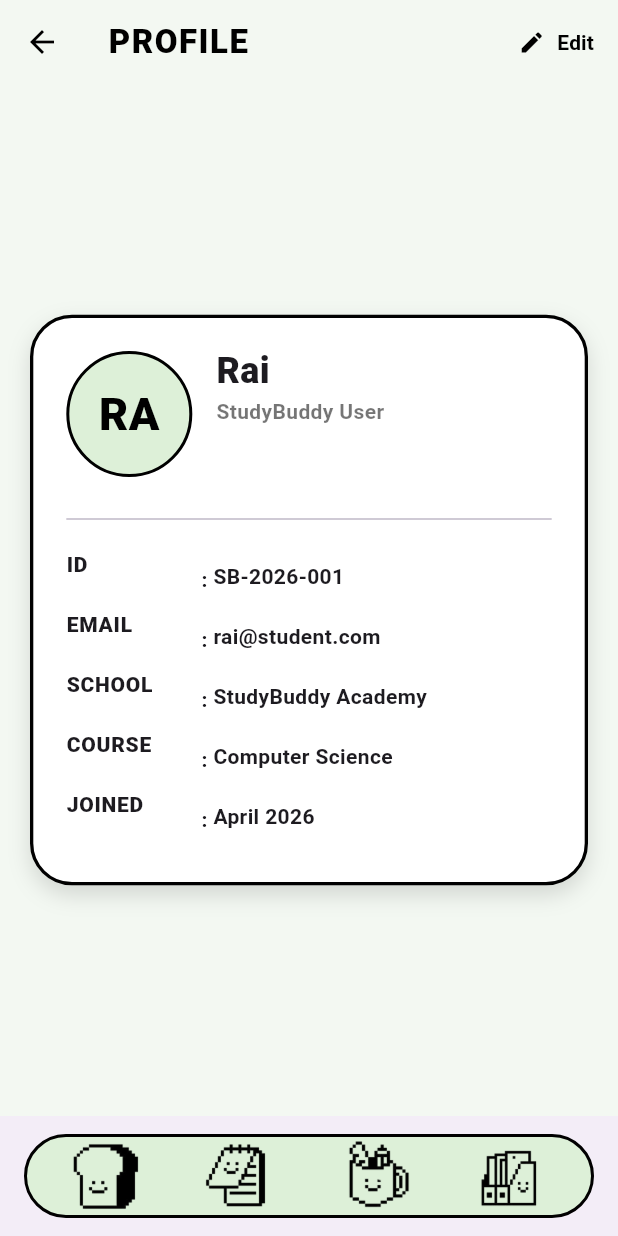
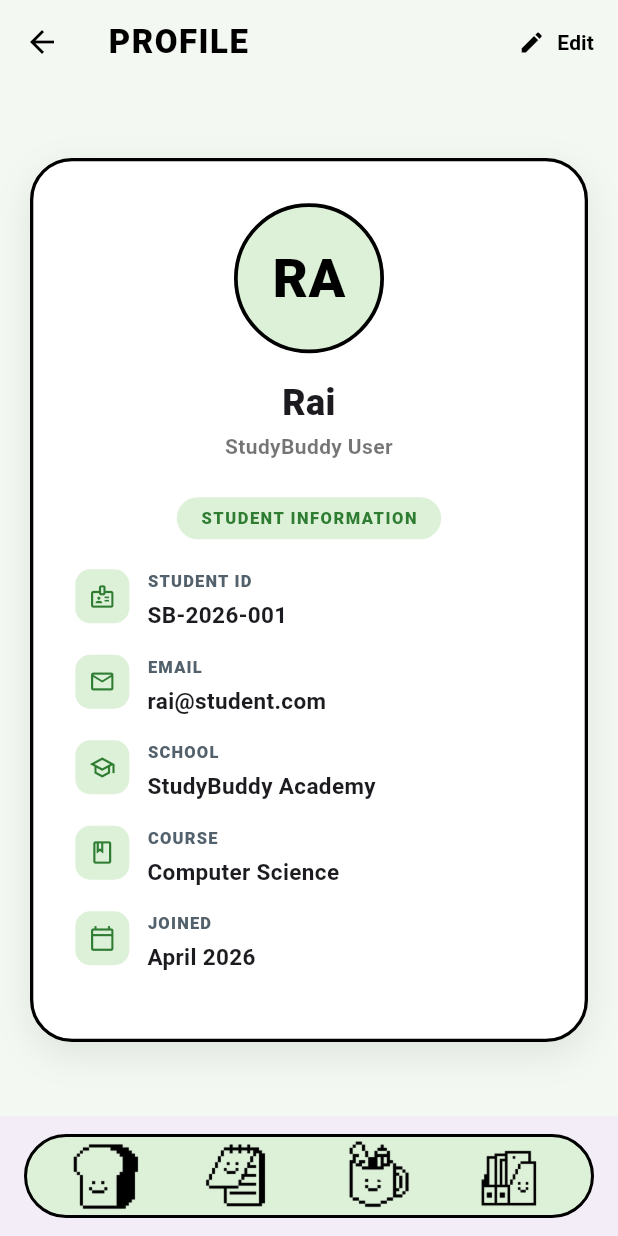
Before and after one commit to rrai23/StudyBuddy, a Flutter app: the ProfilePage screen opened directly, on a phone screen of 412 x 824 dp. Run offline on Flutter 3.47's test engine with Material 3 defaults, Android fonts, the light colour scheme and no system bars; our stand-ins replace google_fonts, hive, hive_flutter, image_picker; accounts and stored records are empty.

Commit message:
modified the profile page

```diff
--- a/studybuddy/lib/screens/profile.dart
+++ b/studybuddy/lib/screens/profile.dart
@@ -14,12 +14,15 @@ class ProfilePage extends StatefulWidget {
   State<ProfilePage> createState() => _ProfilePageState();
 }
 
-class _ProfilePageState extends State<ProfilePage> {
+class _ProfilePageState extends State<ProfilePage> with SingleTickerProviderStateMixin {
   late final Box profileBox;
   final ImagePicker picker = ImagePicker();
 
   bool isEditing = false;
   String? profilePhotoBase64;
+
+  late AnimationController _animationController;
+  late Animation<double> _fadeAnimation;
 
   final TextEditingController nameController = TextEditingController();
   final TextEditingController roleController = TextEditingController();
@@ -34,6 +37,18 @@ class _ProfilePageState extends State<ProfilePage> {
     super.initState();
     profileBox = Hive.box('profileBox');
     _loadProfile();
+
+    _animationController = AnimationController(
+      vsync: this,
+      duration: const Duration(milliseconds: 600),
+    );
+    _fadeAnimation = Tween<double>(begin: 0.0, end: 1.0).animate(
+      CurvedAnimation(
+        parent: _animationController,
+        curve: Curves.easeOut,
+      ),
+    );
+    _animationController.forward();
   }
 
   @override
@@ -45,6 +60,7 @@ class _ProfilePageState extends State<ProfilePage> {
     schoolController.dispose();
     courseController.dispose();
     joinedController.dispose();
+    _animationController.dispose();
     super.dispose();
   }
 
@@ -119,44 +135,66 @@ class _ProfilePageState extends State<ProfilePage> {
     return '${parts.first[0]}${parts.last[0]}'.toUpperCase();
   }
 
-  Widget _buildIdField({
+  Widget _buildInfoField({
     required String label,
     required TextEditingController controller,
+    required IconData icon,
   }) {
     return Padding(
-      padding: const EdgeInsets.only(bottom: 10),
+      padding: const EdgeInsets.only(bottom: 16),
       child: Row(
         crossAxisAlignment: CrossAxisAlignment.start,
         children: [
-          SizedBox(
-            width: 90,
-            child: Text(
+          Container(
+            width: 36,
+            height: 36,
+            decoration: BoxDecoration(
+              color: AppPalette.primarySoft,
+              borderRadius: BorderRadius.circular(10),
+            ),
+            child: Icon(icon, size: 18, color: AppPalette.primary),
+          ),
+          const SizedBox(width: 12),
+          Expanded(
+            child: Column(
+              crossAxisAlignment: CrossAxisAlignment.start,
+              children: [
+                Text(
                   label,
-              style: const TextStyle(
-                fontWeight: FontWeight.w900,
-                letterSpacing: 0.5,
+                  style: TextStyle(
+                    fontSize: 11,
+                    fontWeight: FontWeight.w800,
+                    letterSpacing: 0.8,
+                    color: AppPalette.textMuted,
                   ),
                 ),
-          ),
-          const Padding(
-            padding: EdgeInsets.only(top: 10),
-            child: Text(': ', style: TextStyle(fontWeight: FontWeight.bold)),
-          ),
-          Expanded(
-            child: isEditing
+                const SizedBox(height: 4),
+                isEditing
                     ? TextField(
                         controller: controller,
+                        style: const TextStyle(
+                          fontSize: 15,
+                          fontWeight: FontWeight.w700,
+                        ),
                         decoration: const InputDecoration(
                           isDense: true,
-                      border: UnderlineInputBorder(),
+                          contentPadding: EdgeInsets.symmetric(vertical: 8),
+                          border: UnderlineInputBorder(
+                            borderSide: BorderSide(color: Colors.black26),
+                          ),
+                          focusedBorder: UnderlineInputBorder(
+                            borderSide: BorderSide(color: Colors.black, width: 2),
+                          ),
                         ),
                       )
-                : Padding(
-                    padding: const EdgeInsets.only(top: 8),
-                    child: Text(
+                    : Text(
                         controller.text,
-                      style: const TextStyle(fontWeight: FontWeight.w600),
+                        style: const TextStyle(
+                          fontSize: 15,
+                          fontWeight: FontWeight.w700,
                         ),
+                      ),
+              ],
             ),
           ),
         ],
@@ -183,66 +221,86 @@ class _ProfilePageState extends State<ProfilePage> {
         ),
         iconTheme: const IconThemeData(color: Colors.black),
         actions: [
-          TextButton.icon(
+          AnimatedSwitcher(
+            duration: const Duration(milliseconds: 200),
+            child: isEditing
+                ? TextButton.icon(
+                    key: const ValueKey('save'),
                     onPressed: () async {
-              if (isEditing) {
                       await _saveProfile();
-              }
-
                       setState(() {
-                isEditing = !isEditing;
+                        isEditing = false;
                       });
                     },
-            icon: Icon(isEditing ? Icons.save : Icons.edit, color: Colors.black),
-            label: Text(
-              isEditing ? 'Save' : 'Edit',
-              style: const TextStyle(
+                    icon: const Icon(Icons.check, color: AppPalette.primary),
+                    label: const Text(
+                      'Save',
+                      style: TextStyle(
+                        color: AppPalette.primary,
+                        fontWeight: FontWeight.bold,
+                      ),
+                    ),
+                  )
+                : TextButton.icon(
+                    key: const ValueKey('edit'),
+                    onPressed: () {
+                      setState(() {
+                        isEditing = true;
+                      });
+                    },
+                    icon: const Icon(Icons.edit, color: Colors.black),
+                    label: const Text(
+                      'Edit',
+                      style: TextStyle(
                         color: Colors.black,
                         fontWeight: FontWeight.bold,
+                      ),
                     ),
                   ),
           ),
         ],
       ),
       bottomNavigationBar: const BottomAppBar(child: TaskBar()),
-      body: Padding(
+      body: FadeTransition(
+        opacity: _fadeAnimation,
+        child: Padding(
           padding: const EdgeInsets.all(20),
           child: Center(
             child: Container(
               width: 420,
               constraints: const BoxConstraints(maxWidth: 500),
-            padding: const EdgeInsets.all(22),
+              padding: const EdgeInsets.all(28),
               decoration: BoxDecoration(
-              color: Colors.white,
+                color: AppPalette.surface,
                 borderRadius: BorderRadius.circular(28),
                 border: Border.all(color: Colors.black, width: 2.2),
-              boxShadow: const [
+                boxShadow: [
                   BoxShadow(
-                  color: Color(0x22000000),
-                  blurRadius: 12,
-                  offset: Offset(0, 6),
+                    color: Colors.black.withValues(alpha: 0.08),
+                    blurRadius: 20,
+                    offset: const Offset(0, 8),
                   ),
                 ],
               ),
               child: SingleChildScrollView(
                 child: Column(
                   mainAxisSize: MainAxisSize.min,
-                crossAxisAlignment: CrossAxisAlignment.start,
+                  crossAxisAlignment: CrossAxisAlignment.center,
                   children: [
-                  Row(
-                    crossAxisAlignment: CrossAxisAlignment.start,
-                    children: [
-                      Column(
+                    Stack(
+                      alignment: Alignment.bottomRight,
                       children: [
                         GestureDetector(
                           onTap: isEditing ? _pickProfilePhoto : null,
+                          child: Hero(
+                            tag: 'profilePhoto',
                             child: Container(
-                              width: 84,
-                              height: 84,
+                              width: 100,
+                              height: 100,
                               decoration: BoxDecoration(
                                 shape: BoxShape.circle,
                                 color: AppPalette.primarySoft,
-                                border: Border.all(color: Colors.black, width: 2),
+                                border: Border.all(color: Colors.black, width: 2.5),
                                 image: photoBytes != null
                                     ? DecorationImage(
                                         image: MemoryImage(photoBytes),
@@ -255,7 +313,7 @@ class _ProfilePageState extends State<ProfilePage> {
                                       child: Text(
                                         _initials(),
                                         style: const TextStyle(
-                                          fontSize: 30,
+                                          fontSize: 36,
                                           fontWeight: FontWeight.w900,
                                           color: Colors.black,
                                         ),
@@ -264,22 +322,32 @@ class _ProfilePageState extends State<ProfilePage> {
                                   : null,
                             ),
                           ),
+                        ),
                         if (isEditing)
-                            TextButton.icon(
-                              onPressed: _pickProfilePhoto,
-                              icon: const Icon(Icons.photo_camera_outlined),
-                              label: const Text('Change Photo'),
+                          GestureDetector(
+                            onTap: _pickProfilePhoto,
+                            child: Container(
+                              width: 32,
+                              height: 32,
+                              decoration: BoxDecoration(
+                                color: AppPalette.primary,
+                                shape: BoxShape.circle,
+                                border: Border.all(color: Colors.white, width: 2),
+                              ),
+                              child: const Icon(
+                                Icons.camera_alt,
+                                size: 16,
+                                color: Colors.white,
+                              ),
+                            ),
                           ),
                       ],
                     ),
-                      const SizedBox(width: 16),
-                      Expanded(
-                        child: Column(
-                          crossAxisAlignment: CrossAxisAlignment.start,
-                          children: [
+                    const SizedBox(height: 20),
                     isEditing
                         ? TextField(
                             controller: nameController,
+                            textAlign: TextAlign.center,
                             style: const TextStyle(
                               fontSize: 24,
                               fontWeight: FontWeight.w900,
@@ -288,47 +356,88 @@ class _ProfilePageState extends State<ProfilePage> {
                             decoration: const InputDecoration(
                               isDense: true,
                               border: UnderlineInputBorder(),
+                              contentPadding: EdgeInsets.symmetric(horizontal: 20),
                             ),
                           )
                         : Text(
                             nameController.text,
+                            textAlign: TextAlign.center,
                             style: const TextStyle(
                               fontSize: 24,
                               fontWeight: FontWeight.w900,
                               height: 1.1,
                             ),
                           ),
-                            const SizedBox(height: 4),
+                    const SizedBox(height: 6),
                     isEditing
                         ? TextField(
                             controller: roleController,
+                            textAlign: TextAlign.center,
+                            style: const TextStyle(
+                              fontSize: 14,
+                              color: Colors.black54,
+                              fontWeight: FontWeight.w600,
+                            ),
                             decoration: const InputDecoration(
                               isDense: true,
                               border: UnderlineInputBorder(),
+                              contentPadding: EdgeInsets.symmetric(horizontal: 20),
                             ),
                           )
                         : Text(
                             roleController.text,
+                            textAlign: TextAlign.center,
                             style: const TextStyle(
                               fontSize: 14,
                               color: Colors.black54,
                               fontWeight: FontWeight.w600,
                             ),
                           ),
-                          ],
+                    const SizedBox(height: 24),
+                    Container(
+                      padding: const EdgeInsets.symmetric(horizontal: 16, vertical: 6),
+                      decoration: BoxDecoration(
+                        color: AppPalette.primarySoft,
+                        borderRadius: BorderRadius.circular(20),
                       ),
+                      child: Text(
+                        'STUDENT INFORMATION',
+                        style: TextStyle(
+                          fontSize: 11,
+                          fontWeight: FontWeight.w800,
+                          letterSpacing: 1,
+                          color: AppPalette.primary,
+                        ),
+                      ),
+                    ),
+                    const SizedBox(height: 20),
+                    _buildInfoField(
+                      label: 'STUDENT ID',
+                      controller: idController,
+                      icon: Icons.badge_outlined,
+                    ),
+                    _buildInfoField(
+                      label: 'EMAIL',
+                      controller: emailController,
+                      icon: Icons.email_outlined,
+                    ),
+                    _buildInfoField(
+                      label: 'SCHOOL',
+                      controller: schoolController,
+                      icon: Icons.school_outlined,
+                    ),
+                    _buildInfoField(
+                      label: 'COURSE',
+                      controller: courseController,
+                      icon: Icons.book_outlined,
+                    ),
+                    _buildInfoField(
+                      label: 'JOINED',
+                      controller: joinedController,
+                      icon: Icons.calendar_today_outlined,
                     ),
                   ],
                 ),
-                  const SizedBox(height: 20),
-                  const Divider(thickness: 1.2),
-                  const SizedBox(height: 12),
-                  _buildIdField(label: 'ID', controller: idController),
-                  _buildIdField(label: 'EMAIL', controller: emailController),
-                  _buildIdField(label: 'SCHOOL', controller: schoolController),
-                  _buildIdField(label: 'COURSE', controller: courseController),
-                  _buildIdField(label: 'JOINED', controller: joinedController),
-                ],
               ),
             ),
           ),
```
Lines whose indentation alone changed are shown as unchanged.
